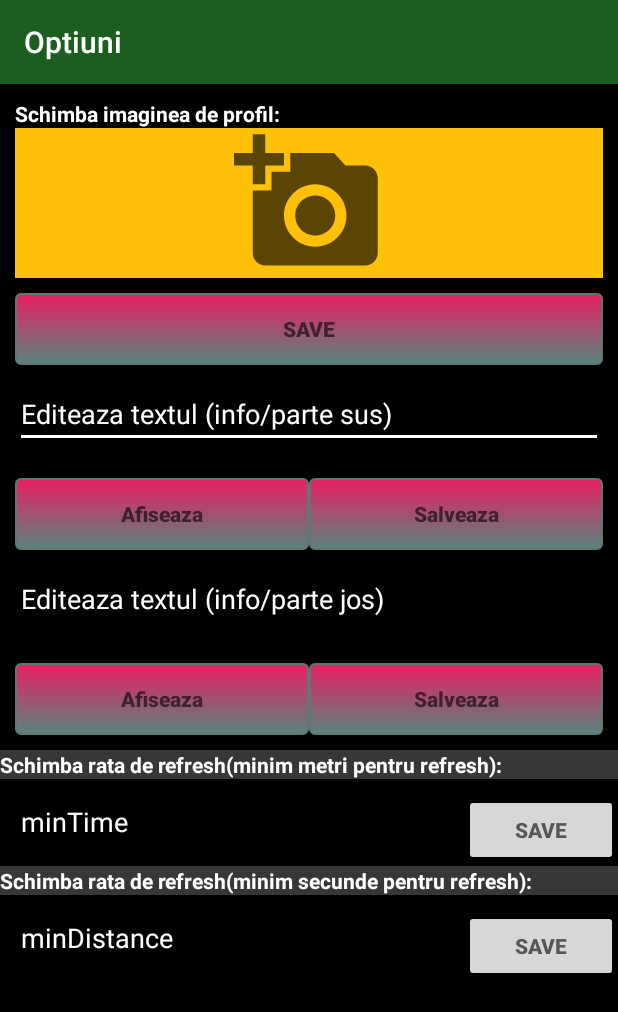
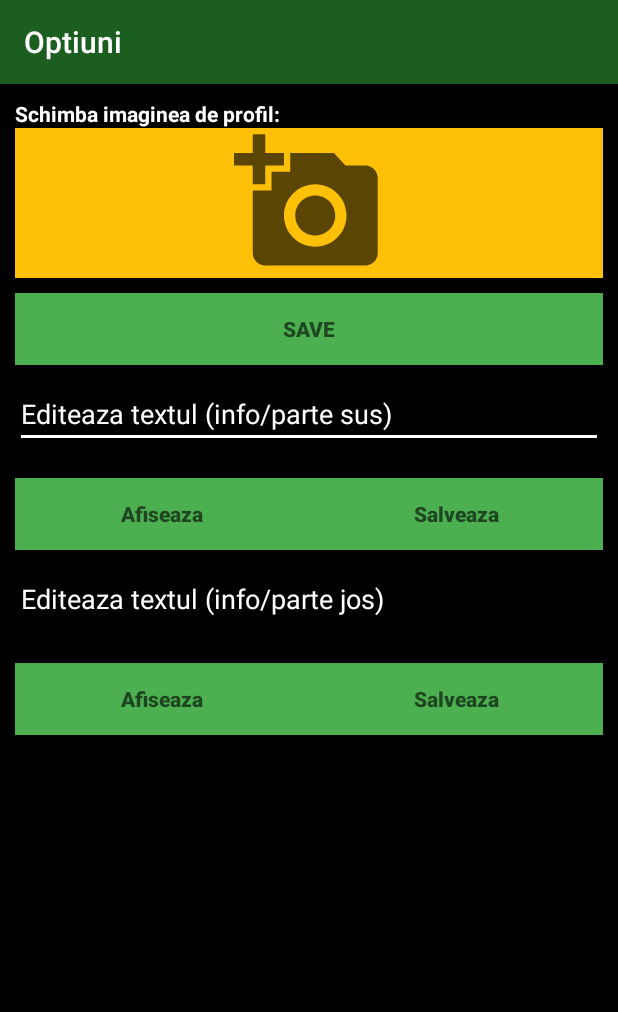
Before and after one commit to twexdo/GreenTaxi, an Android app: the SettingsActivity screen opened directly, with no data from a screen before it, on a phone screen of 412 x 824 dp. Shown: the top 1012 px of the screen. Run offline under Robolectric (Android 15) with nearby library versions, the phone set to English and light mode, and no system bars; our stand-ins replace Firebase (no records; nobody signed in at launch, a user with empty details on screens opened directly).

```diff
--- a/app/src/main/java/com/adrian/sofergt/ui/SettingsActivity.java
+++ b/app/src/main/java/com/adrian/sofergt/ui/SettingsActivity.java
@@ -37,7 +37,7 @@ import java.util.Objects;
 public class SettingsActivity extends AppCompatActivity {
     Button show_textSUS, save_textSUS, show_textJOS, save_textJOS, save_image, metriSave, msSave;
 
-    EditText edit_sus, edit_jos, msText, metriText;
+    EditText edit_sus, edit_jos;
 
     ImageView imageView;
 
@@ -48,7 +48,7 @@ public class SettingsActivity extends AppCompatActivity {
     FirebaseDatabase db = FirebaseDatabase.getInstance();
     DatabaseReference firebaseRef, reference;
     StorageReference storageReference;
-    int metri, ms;
+
 
     @Override
     protected void onCreate(Bundle savedInstanceState) {
@@ -69,12 +69,6 @@ public class SettingsActivity extends AppCompatActivity {
         imageView = findViewById(R.id.edit_image);
         save_image = findViewById(R.id.save_image);
 
-        msText = findViewById(R.id.edit_ms);
-        msSave = findViewById(R.id.button_ms);
-
-
-        metriText = findViewById(R.id.edit_metri);
-        metriSave = findViewById(R.id.button_metri);
 
         Bundle extras = getIntent().getExtras();
 
--- a/app/src/main/res/drawable/mybutton.xml
+++ /dev/null
@@ -1,24 +0,0 @@
-<?xml version="1.0" encoding="utf-8"?>
-<selector xmlns:android="http://schemas.android.com/apk/res/android">
-    <item android:state_pressed="true">
-        <shape android:shape="rectangle">
-            <corners android:radius="3dip" />
-            <stroke android:width="1dip" android:color="#23B397" />
-            <gradient android:angle="-90" android:endColor="#045847" android:startColor="#006150" />
-        </shape>
-    </item>
-    <item android:state_focused="true">
-        <shape android:shape="rectangle">
-            <corners android:radius="3dip" />
-            <stroke android:width="1dip" android:color="#18B89A" />
-            <solid android:color="#081D19" />
-        </shape>
-    </item>
-    <item>
-        <shape android:shape="rectangle">
-            <corners android:radius="3dip" />
-            <stroke android:width="1dip" android:color="#5e7974" />
-            <gradient android:angle="-90" android:endColor="#58857e" android:startColor="#E91E63" />
-        </shape>
-    </item>
-</selector>
--- a/app/src/main/res/layout/activity_acceptat.xml
+++ b/app/src/main/res/layout/activity_acceptat.xml
@@ -4,6 +4,7 @@
     android:layout_width="match_parent"
     android:layout_height="match_parent"
     android:orientation="vertical"
+    android:background="#000"
     tools:context=".communication.Acceptat">
 
     <Button
--- a/app/src/main/res/layout/activity_action.xml
+++ b/app/src/main/res/layout/activity_action.xml
@@ -3,9 +3,10 @@
     xmlns:tools="http://schemas.android.com/tools"
     android:layout_width="match_parent"
     android:layout_height="match_parent"
-    android:layout_margin="10dp"
+
     android:orientation="vertical"
     android:padding="10dp"
+    android:background="#000"
     tools:context=".communication.Action">
 
     <TextView
--- a/app/src/main/res/layout/activity_register.xml
+++ b/app/src/main/res/layout/activity_register.xml
@@ -65,7 +65,7 @@
         android:layout_width="match_parent"
         android:layout_height="wrap_content"
         android:layout_margin="5dp"
-        android:background="@drawable/mybutton"
+        android:background="#4CAF50"
         android:text="Inregistrare"
 
         />
--- a/app/src/main/res/layout/settings_activity.xml
+++ b/app/src/main/res/layout/settings_activity.xml
@@ -36,7 +36,7 @@
                 android:id="@+id/save_image"
                 android:layout_width="match_parent"
                 android:layout_height="wrap_content"
-                android:background="@drawable/mybutton"
+                android:background="#4CAF50"
                 android:layout_weight="3"
                 android:hint="SAVE"
                 android:textStyle="bold" />
@@ -60,7 +60,7 @@
             android:orientation="horizontal">
 
             <Button
-                android:background="@drawable/mybutton"
+                android:background="#4CAF50"
                 android:id="@+id/settings_getTextSus"
                 android:layout_width="match_parent"
                 android:layout_height="wrap_content"
@@ -70,7 +70,7 @@
                 android:textStyle="bold" />
 
             <Button
-                android:background="@drawable/mybutton"
+                android:background="#4CAF50"
                 android:id="@+id/settings_setTextSus"
                 android:layout_width="match_parent"
                 android:layout_height="wrap_content"
@@ -100,7 +100,7 @@
             android:orientation="horizontal">
 
             <Button
-                android:background="@drawable/mybutton"
+                android:background="#4CAF50"
                 android:id="@+id/settings_getTextJOS"
                 android:layout_width="match_parent"
                 android:layout_height="wrap_content"
@@ -110,7 +110,7 @@
                 android:textStyle="bold" />
 
             <Button
-                android:background="@drawable/mybutton"
+                android:background="#4CAF50"
                 android:id="@+id/settings_setTextJOS"
                 android:layout_width="match_parent"
                 android:layout_height="wrap_content"
@@ -120,82 +120,5 @@
                 android:textStyle="bold" />
         </LinearLayout>
 
-        <TextView
-            android:background="#37FFFFFF"
-            android:text="Schimba rata de refresh(minim metri pentru refresh):"
-            android:textColor="#FFF"
-            android:layout_width="match_parent"
-            android:layout_height="match_parent"
-            android:textColorHint="#FFF"
-
-            android:textStyle="bold" />
-        <LinearLayout
-            android:layout_height="wrap_content"
-            android:layout_width="match_parent"
-            android:orientation="horizontal">
-
-            <EditText
-
-                android:layout_marginLeft="10dp"
-                android:layout_marginRight="10dp"
-                android:layout_weight="1"
-                android:hint="minTime"
-                android:inputType="phone"
-                android:textColor="#FFF"
-                android:id="@+id/edit_ms"
-                android:layout_width="match_parent"
-                android:layout_height="match_parent"
-                android:focusedByDefault="false"
-                android:textColorHint="#FFF" />
-
-            <Button
-
-                android:id="@+id/button_ms"
-                android:layout_width="match_parent"
-                android:layout_height="match_parent"
-                android:layout_marginTop="10dp"
-                android:layout_weight="3"
-                android:hint="SAVE"
-                android:textStyle="bold" />
-        </LinearLayout>
-        <TextView
-            android:background="#37FFFFFF"
-            android:text="Schimba rata de refresh(minim secunde pentru refresh):"
-            android:textColor="#FFF"
-            android:layout_width="match_parent"
-            android:layout_height="match_parent"
-            android:textColorHint="#FFF"
-            android:textStyle="bold" />
-
-        <LinearLayout
-
-            android:layout_height="wrap_content"
-            android:layout_width="match_parent"
-            android:orientation="horizontal">
-
-            <EditText
-
-                android:id="@+id/edit_metri"
-                android:layout_width="match_parent"
-                android:layout_height="match_parent"
-                android:layout_marginLeft="10dp"
-                android:layout_marginRight="10dp"
-                android:layout_weight="1"
-                android:focusedByDefault="false"
-                android:hint="minDistance"
-                android:inputType="phone"
-                android:textColor="#FFF"
-                android:textColorHint="#FFF" />
-
-            <Button
-                android:id="@+id/button_metri"
-                android:layout_width="match_parent"
-                android:layout_height="match_parent"
-                android:layout_marginTop="10dp"
-                android:layout_weight="3"
-                android:hint="SAVE"
-                android:textStyle="bold" />
-        </LinearLayout>
-
     </LinearLayout>
 </ScrollView>
```
Also changed, not shown: app/src/main/java/com/adrian/sofergt/services/SendLocation.java (+3 -92 lines).
